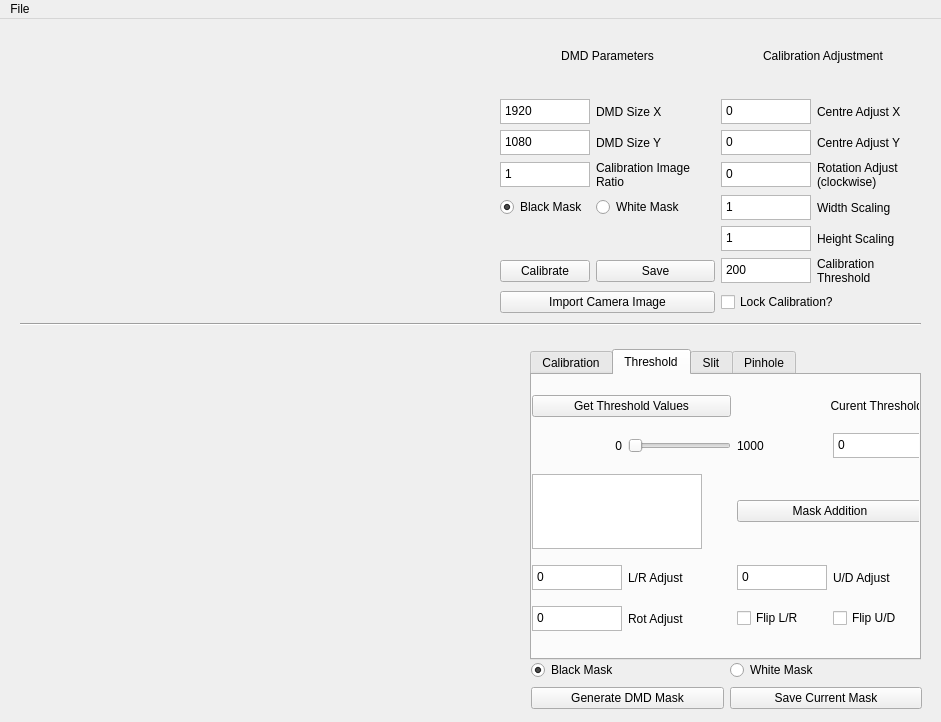
Qt form appMainWindow.ui (JoeWolf92/DMD-PyCalibration) before a commit.
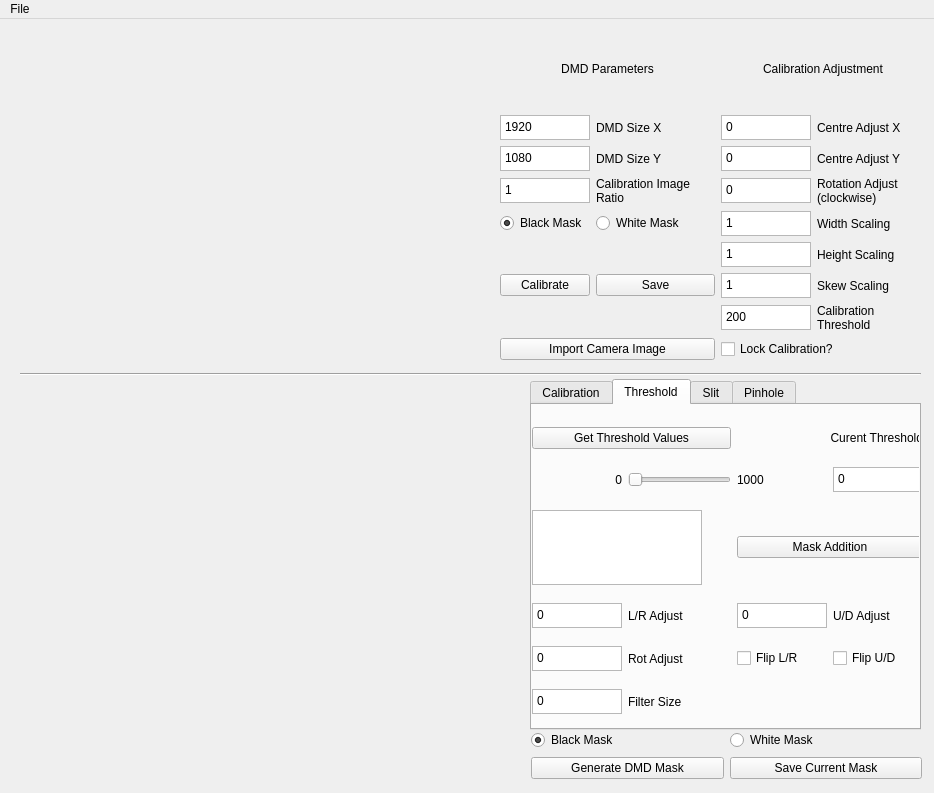
The same form after that commit. Icons and pictures are not drawn.

Commit message: Implemented filter and started dev on skew adjust

What changed in the file:
```diff
--- a/appMainWindow.ui
+++ b/appMainWindow.ui
@@ -6,8 +6,8 @@
    <rect>
     <x>0</x>
     <y>0</y>
-    <width>941</width>
-    <height>722</height>
+    <width>934</width>
+    <height>793</height>
    </rect>
   </property>
   <property name="sizePolicy">
@@ -27,9 +27,9 @@
     <property name="geometry">
      <rect>
       <x>530</x>
-      <y>330</y>
+      <y>360</y>
       <width>391</width>
-      <height>311</height>
+      <height>351</height>
      </rect>
     </property>
     <property name="currentIndex">
@@ -123,7 +123,7 @@
         <x>0</x>
         <y>10</y>
         <width>391</width>
-        <height>261</height>
+        <height>316</height>
        </rect>
       </property>
       <layout class="QGridLayout" name="gridLayout_4">
@@ -149,6 +149,13 @@
          </property>
         </widget>
        </item>
+       <item row="4" column="3">
+        <widget class="QCheckBox" name="cBox_FlipUD">
+         <property name="text">
+          <string>Flip U/D</string>
+         </property>
+        </widget>
+       </item>
        <item row="2" column="2" colspan="2">
         <widget class="QPushButton" name="btn_MaskToAdd">
          <property name="text">
@@ -163,6 +170,23 @@
          </property>
         </widget>
        </item>
+       <item row="4" column="2">
+        <widget class="QCheckBox" name="cBox_FlipLR">
+         <property name="text">
+          <string>Flip L/R</string>
+         </property>
+        </widget>
+       </item>
+       <item row="1" column="0">
+        <widget class="QLabel" name="label_lowValueThreshold">
+         <property name="text">
+          <string>0</string>
+         </property>
+         <property name="alignment">
+          <set>Qt::AlignRight|Qt::AlignTrailing|Qt::AlignVCenter</set>
+         </property>
+        </widget>
+       </item>
        <item row="3" column="1">
         <widget class="QLabel" name="label_maskAdjustLR">
          <property name="text">
@@ -302,27 +326,32 @@
          </property>
         </widget>
        </item>
-       <item row="1" column="0">
-        <widget class="QLabel" name="label_lowValueThreshold">
-         <property name="text">
+       <item row="5" column="0">
+        <widget class="QPlainTextEdit" name="txt_ThresholdFilterSize">
+         <property name="minimumSize">
+          <size>
+           <width>90</width>
+           <height>25</height>
+          </size>
+         </property>
+         <property name="maximumSize">
+          <size>
+           <width>90</width>
+           <height>25</height>
+          </size>
+         </property>
+         <property name="tabChangesFocus">
+          <bool>true</bool>
+         </property>
+         <property name="plainText">
           <string>0</string>
          </property>
-         <property name="alignment">
-          <set>Qt::AlignRight|Qt::AlignTrailing|Qt::AlignVCenter</set>
-         </property>
         </widget>
        </item>
-       <item row="4" column="2">
-        <widget class="QCheckBox" name="cBox_FlipLR">
+       <item row="5" column="1">
+        <widget class="QLabel" name="label_ThresholdFilterAmount">
          <property name="text">
-          <string>Flip L/R</string>
-         </property>
-        </widget>
-       </item>
-       <item row="4" column="3">
-        <widget class="QCheckBox" name="cBox_FlipUD">
-         <property name="text">
-          <string>Flip U/D</string>
+          <string>Filter Size</string>
          </property>
         </widget>
        </item>
@@ -600,7 +629,7 @@
     <property name="geometry">
      <rect>
       <x>20</x>
-      <y>290</y>
+      <y>340</y>
       <width>901</width>
       <height>31</height>
      </rect>
@@ -613,7 +642,7 @@
     <property name="geometry">
      <rect>
       <x>10</x>
-      <y>10</y>
+      <y>30</y>
       <width>480</width>
       <height>270</height>
      </rect>
@@ -638,23 +667,23 @@
     <property name="geometry">
      <rect>
       <x>500</x>
-      <y>0</y>
+      <y>10</y>
       <width>425</width>
-      <height>294</height>
+      <height>331</height>
      </rect>
     </property>
     <layout class="QGridLayout" name="gridLayout">
      <property name="spacing">
       <number>-1</number>
      </property>
-     <item row="7" column="0" colspan="2">
+     <item row="8" column="0" colspan="2">
       <widget class="QPushButton" name="btn_CamImageImport">
        <property name="text">
         <string>Import Camera Image</string>
        </property>
       </widget>
      </item>
-     <item row="7" column="2" colspan="2">
+     <item row="8" column="2" colspan="2">
       <widget class="QCheckBox" name="cbox_LockCalibration">
        <property name="text">
         <string>Lock Calibration?</string>
@@ -697,16 +726,6 @@
        </property>
       </widget>
      </item>
-     <item row="6" column="3">
-      <widget class="QLabel" name="label_CalibrationThreshold">
-       <property name="text">
-        <string>Calibration Threshold</string>
-       </property>
-       <property name="wordWrap">
-        <bool>true</bool>
-       </property>
-      </widget>
-     </item>
      <item row="0" column="2" colspan="2">
       <widget class="QLabel" name="label_CalibrationParameters">
        <property name="text">
@@ -717,34 +736,6 @@
        </property>
       </widget>
      </item>
-     <item row="6" column="2">
-      <widget class="QPlainTextEdit" name="txt_CalibrationThreshold">
-       <property name="sizePolicy">
-        <sizepolicy hsizetype="Preferred" vsizetype="Preferred">
-         <horstretch>0</horstretch>
-         <verstretch>0</verstretch>
-        </sizepolicy>
-       </property>
-       <property name="minimumSize">
-        <size>
-         <width>90</width>
-         <height>25</height>
-        </size>
-       </property>
-       <property name="maximumSize">
-        <size>
-         <width>90</width>
-         <height>25</height>
-        </size>
-       </property>
-       <property name="tabChangesFocus">
-        <bool>true</bool>
-       </property>
-       <property name="plainText">
-        <string>200</string>
-       </property>
-      </widget>
-     </item>
      <item row="4" column="0">
       <widget class="QRadioButton" name="radioButton_BlackImageMask">
        <property name="text">
@@ -1006,13 +997,80 @@
        </property>
       </widget>
      </item>
+     <item row="6" column="2">
+      <widget class="QPlainTextEdit" name="plainTextEdit">
+       <property name="minimumSize">
+        <size>
+         <width>90</width>
+         <height>25</height>
+        </size>
+       </property>
+       <property name="maximumSize">
+        <size>
+         <width>90</width>
+         <height>25</height>
+        </size>
+       </property>
+       <property name="tabChangesFocus">
+        <bool>true</bool>
+       </property>
+       <property name="plainText">
+        <string>1</string>
+       </property>
+      </widget>
+     </item>
+     <item row="7" column="2">
+      <widget class="QPlainTextEdit" name="txt_CalibrationThreshold">
+       <property name="sizePolicy">
+        <sizepolicy hsizetype="Preferred" vsizetype="Preferred">
+         <horstretch>0</horstretch>
+         <verstretch>0</verstretch>
+        </sizepolicy>
+       </property>
+       <property name="minimumSize">
+        <size>
+         <width>90</width>
+         <height>25</height>
+        </size>
+       </property>
+       <property name="maximumSize">
+        <size>
+         <width>90</width>
+         <height>25</height>
+        </size>
+       </property>
+       <property name="tabChangesFocus">
+        <bool>true</bool>
+       </property>
+       <property name="plainText">
+        <string>200</string>
+       </property>
+      </widget>
+     </item>
+     <item row="6" column="3">
+      <widget class="QLabel" name="label_SkewAdjust">
+       <property name="text">
+        <string>Skew Scaling</string>
+       </property>
+      </widget>
+     </item>
+     <item row="7" column="3">
+      <widget class="QLabel" name="label_CalibrationThreshold">
+       <property name="text">
+        <string>Calibration Threshold</string>
+       </property>
+       <property name="wordWrap">
+        <bool>true</bool>
+       </property>
+      </widget>
+     </item>
     </layout>
    </widget>
    <widget class="QLabel" name="view_DMDMaskImage">
     <property name="geometry">
      <rect>
       <x>20</x>
-      <y>320</y>
+      <y>400</y>
       <width>480</width>
       <height>270</height>
      </rect>
@@ -1037,7 +1095,7 @@
     <property name="geometry">
      <rect>
       <x>531</x>
-      <y>640</y>
+      <y>710</y>
       <width>391</width>
       <height>51</height>
      </rect>
@@ -1088,7 +1146,7 @@
     <rect>
      <x>0</x>
      <y>0</y>
-     <width>941</width>
+     <width>934</width>
      <height>22</height>
     </rect>
    </property>
```
The commit also changes 14 other files.
